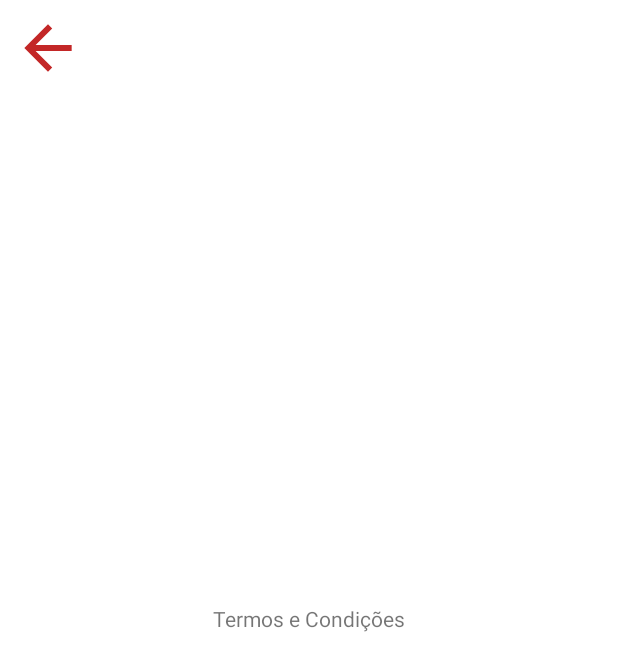
After one commit to brunovicenters/BravoFront, an Android app: the TermAndConditionsActivity screen opened directly, with no data from a screen before it, on a phone screen of 412 x 824 dp. The commit adds this screen. Shown: the top 671 px of the screen. Run offline under Robolectric (Android 15) with nearby library versions, the phone set to English and light mode, and no system bars.

Commit message:
Added term and conditions view and added login and register navigation

```diff
--- a/app/src/main/AndroidManifest.xml
+++ b/app/src/main/AndroidManifest.xml
@@ -17,6 +17,9 @@
             android:usesCleartextTraffic="true"
             tools:targetApi="31">
         <activity
+                android:name=".views.TermAndConditionsActivity"
+                android:exported="false"/>
+        <activity
                 android:name=".views.RegisterActivity"
                 android:exported="false"/>
         <activity
--- /dev/null
+++ b/app/src/main/java/com/example/bravofront/views/TermAndConditionsActivity.kt
@@ -0,0 +1,25 @@
+package com.example.bravofront.views
+
+import android.os.Bundle
+import androidx.activity.enableEdgeToEdge
+import androidx.appcompat.app.AppCompatActivity
+import androidx.core.view.ViewCompat
+import androidx.core.view.WindowInsetsCompat
+import com.example.bravofront.R
+import com.example.bravofront.databinding.ActivityTermAndConditionsBinding
+
+class TermAndConditionsActivity : AppCompatActivity() {
+
+    lateinit var binding: ActivityTermAndConditionsBinding
+
+    override fun onCreate(savedInstanceState: Bundle?) {
+        super.onCreate(savedInstanceState)
+        binding = ActivityTermAndConditionsBinding.inflate(layoutInflater)
+        setContentView(binding.root)
+
+        binding.backBtn.setOnClickListener {
+            finish()
+        }
+
+    }
+}
--- a/app/src/main/res/layout/activity_login.xml
+++ b/app/src/main/res/layout/activity_login.xml
@@ -119,9 +119,9 @@
             app:layout_constraintTop_toBottomOf="@+id/textInputLayout1"
             android:layout_marginTop="16dp"
             android:layout_marginStart="8dp"
-            android:fontFamily="@font/fugaz_one"
+            android:fontFamily="@font/federant"
             android:textColor="@color/main"
-            android:textSize="16sp"/>
+            android:textSize="20sp"/>
 
     <com.google.android.material.switchmaterial.SwitchMaterial
             android:text="@string/keep_logged_in"
--- /dev/null
+++ b/app/src/main/res/layout/activity_term_and_conditions.xml
@@ -0,0 +1,31 @@
+<?xml version="1.0" encoding="utf-8"?>
+<androidx.constraintlayout.widget.ConstraintLayout
+        xmlns:android="http://schemas.android.com/apk/res/android"
+        xmlns:tools="http://schemas.android.com/tools"
+        xmlns:app="http://schemas.android.com/apk/res-auto"
+        android:id="@+id/main"
+        android:layout_width="match_parent"
+        android:layout_height="match_parent"
+        tools:context=".views.TermAndConditionsActivity">
+
+    <ImageView
+            android:layout_width="32dp"
+            android:layout_height="32dp"
+            app:srcCompat="@drawable/backicon"
+            android:id="@+id/backBtn"
+            app:layout_constraintTop_toTopOf="parent"
+            app:layout_constraintStart_toStartOf="parent"
+            android:layout_marginTop="16dp"
+            android:layout_marginStart="16dp"
+            android:contentDescription="@string/back_icon"/>
+
+    <TextView
+            android:text="Termos e Condições"
+            android:layout_width="wrap_content"
+            android:layout_height="wrap_content"
+            android:id="@+id/textView"
+            app:layout_constraintBottom_toBottomOf="parent"
+            app:layout_constraintTop_toTopOf="parent"
+            app:layout_constraintEnd_toEndOf="parent"
+            app:layout_constraintStart_toStartOf="parent"/>
+</androidx.constraintlayout.widget.ConstraintLayout>
```
Also changed, not shown: app/src/main/java/com/example/bravofront/views/LoginActivity.kt (+12 -2 lines), app/src/main/java/com/example/bravofront/views/RegisterActivity.kt (+31 -4 lines), app/src/main/java/com/example/bravofront/views/fragments/UnLoggedProfileFragment.kt (+13 -0 lines), app/src/main/res/layout/activity_register.xml (+6 -7 lines).
